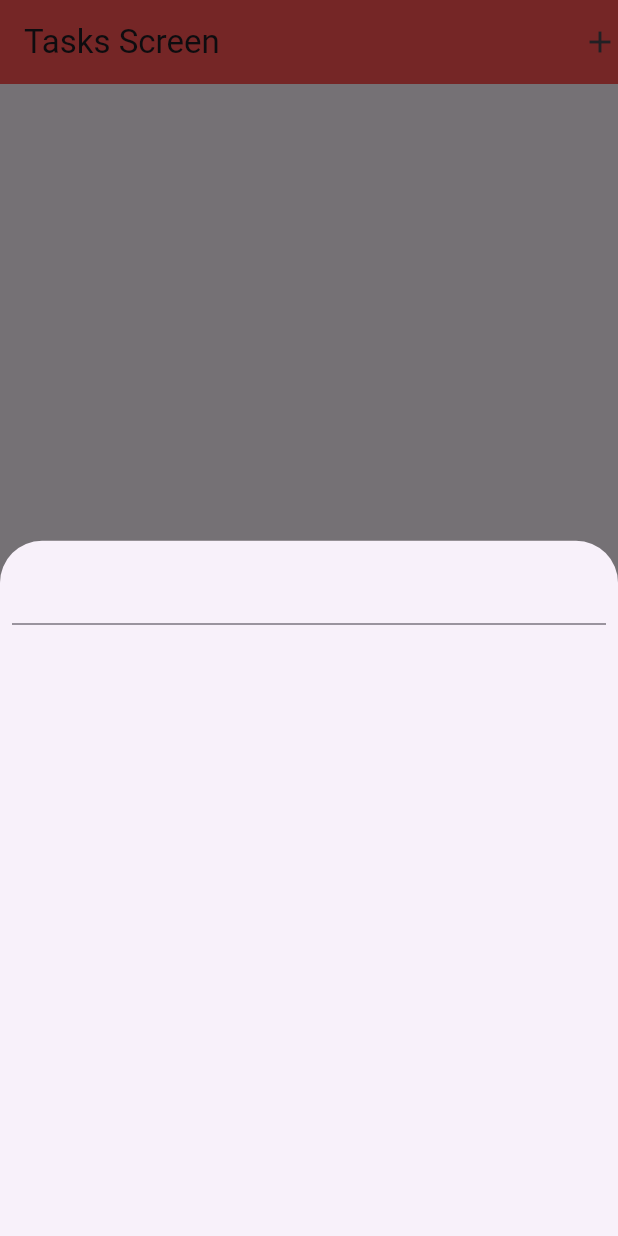
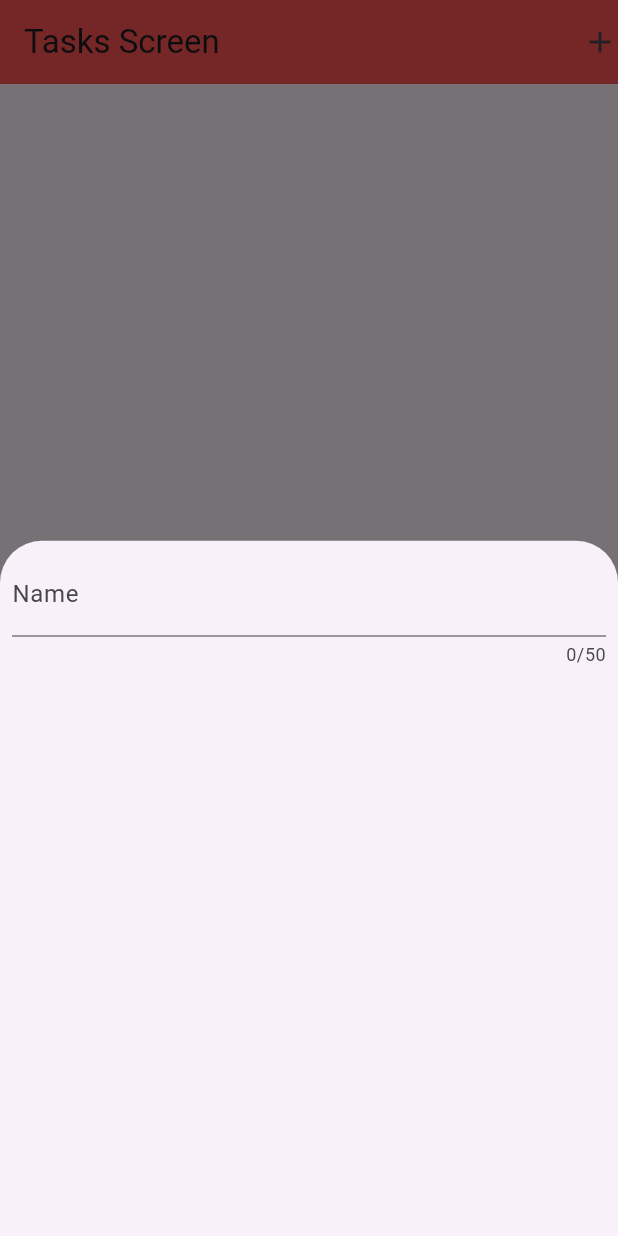
Before and after one commit to adogbeji/FlutterTaskPlanner2, a Flutter app: the screen it shows after launch, after a tap on "Start", after a tap on the "add" icon, on a phone screen of 412 x 824 dp. Run offline on Flutter 3.47's test engine with Material 3 defaults, Android fonts, the phone set to English and light mode, and no system bars.

Commit message:
Start setting parameters on TextField in NewTask widget

```diff
--- a/lib/views/widgets/new_task.dart
+++ b/lib/views/widgets/new_task.dart
@@ -16,11 +16,18 @@ class _NewTaskState extends State<NewTask> {
 
   @override
   Widget build(BuildContext context) {
-    return const Padding(
-      padding: EdgeInsets.all(8),
+    return Padding(
+      padding: const EdgeInsets.all(8),
       child: Column(
         children: [
-          TextField(),
+          TextField(
+            controller: _nameController,
+            maxLength: 50,
+            decoration: const InputDecoration(
+              labelText: 'Name',
+              hintText: 'Enter Name...',
+            ),
+          ),
         ],
       ),
     );
```
